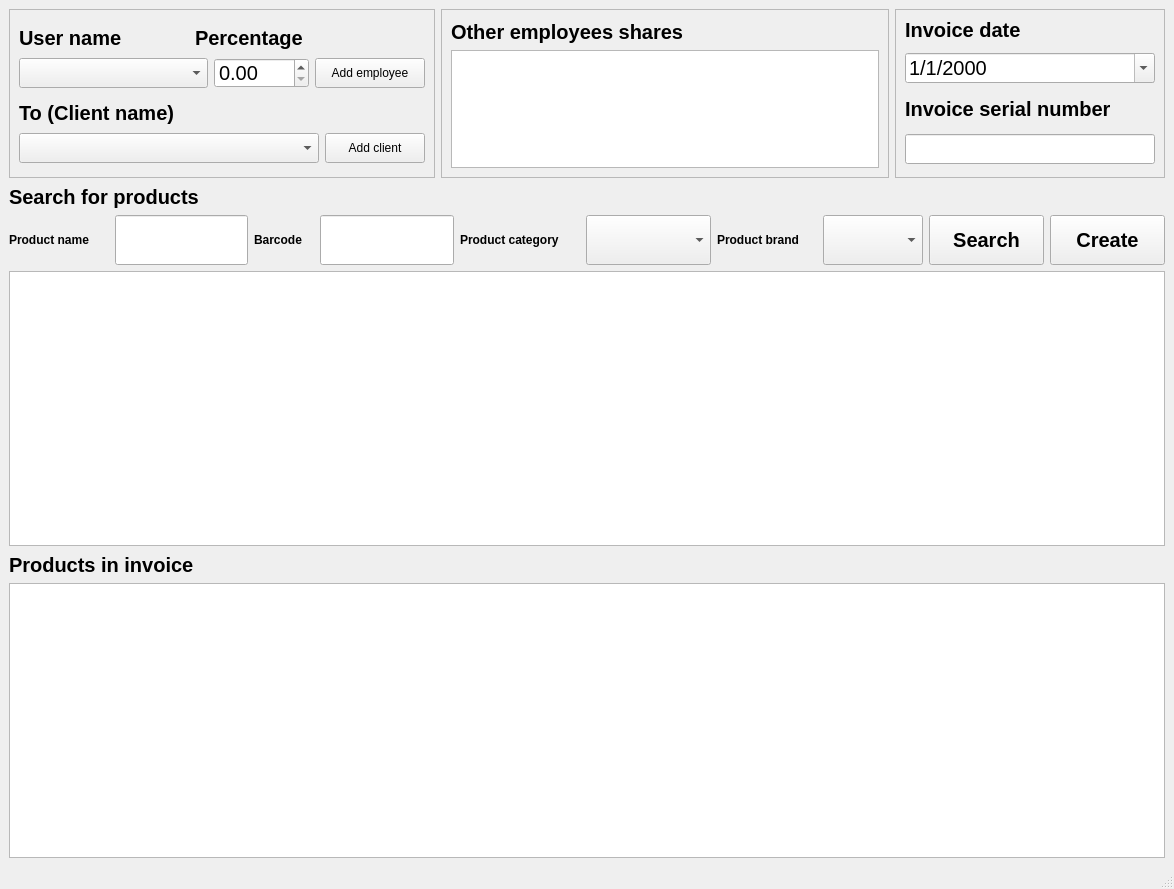
This is forms/create_invoice_GUI.ui in nasserahmed96/invoces_manager as Qt 5 draws it before an edit. The edited form follows.
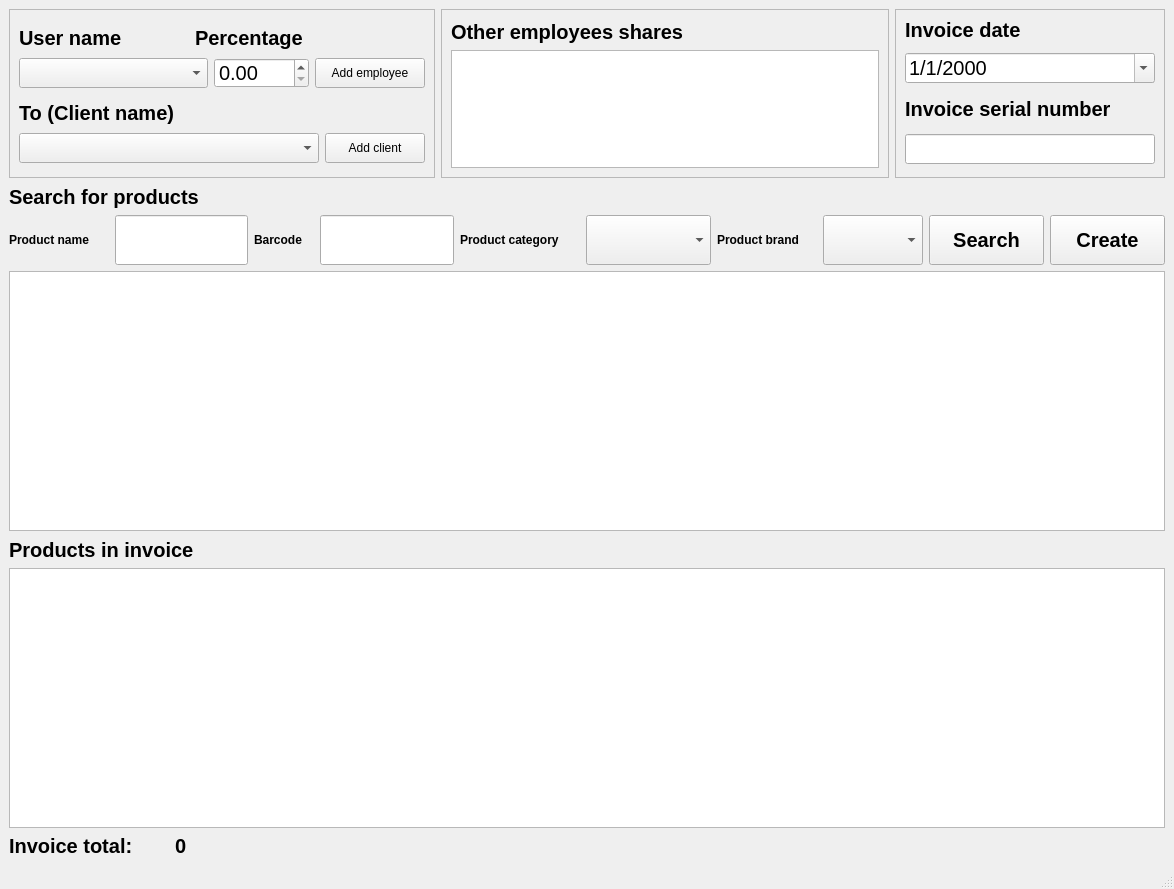
This is the edited form.

```diff
--- a/forms/create_invoice_GUI.ui
+++ b/forms/create_invoice_GUI.ui
@@ -778,6 +778,42 @@
       </attribute>
      </widget>
     </item>
+    <item>
+     <layout class="QHBoxLayout" name="total_layout">
+      <item>
+       <widget class="QLabel" name="label">
+        <property name="maximumSize">
+         <size>
+          <width>160</width>
+          <height>16777215</height>
+         </size>
+        </property>
+        <property name="font">
+         <font>
+          <pointsize>15</pointsize>
+          <bold>true</bold>
+         </font>
+        </property>
+        <property name="text">
+         <string>Invoice total: </string>
+        </property>
+       </widget>
+      </item>
+      <item>
+       <widget class="QLabel" name="invoice_total_label">
+        <property name="font">
+         <font>
+          <pointsize>15</pointsize>
+          <bold>true</bold>
+         </font>
+        </property>
+        <property name="text">
+         <string>0</string>
+        </property>
+       </widget>
+      </item>
+     </layout>
+    </item>
    </layout>
   </widget>
   <widget class="QMenuBar" name="menubar">
```
